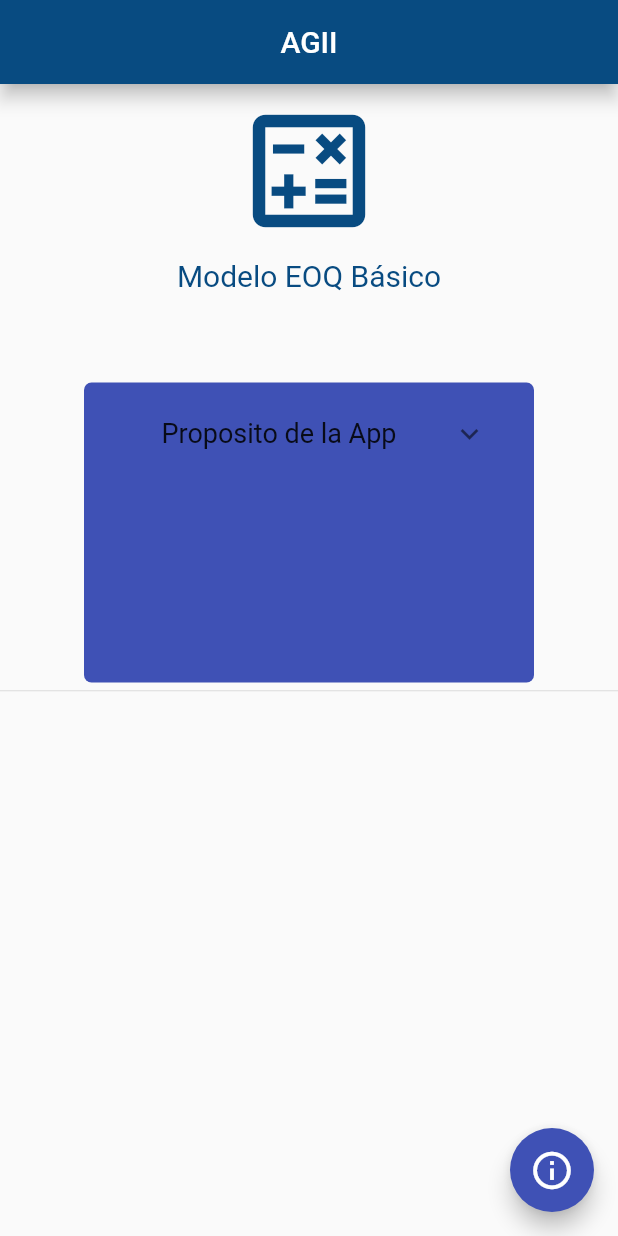
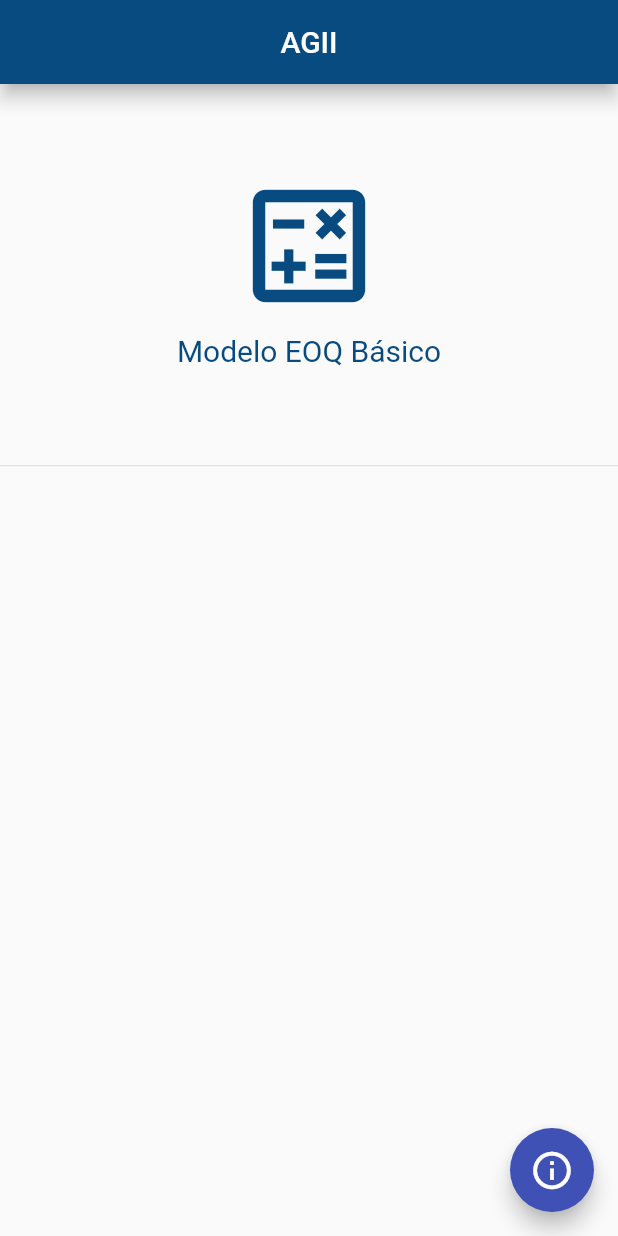
Before and after one commit to Develocrist/alphagii, a Flutter app: the screen it shows after launch, on a phone screen of 412 x 824 dp. Run offline on Flutter 3.47's test engine with Material 2 defaults, Android fonts, the phone set to English and light mode, and no system bars; our stand-ins replace syncfusion_flutter_charts.

Commit message:
funcionalidad relativamente decente

```diff
--- a/lib/screens/listview1_screen.dart
+++ b/lib/screens/listview1_screen.dart
@@ -1,5 +1,5 @@
 import 'package:agii_alpha/widgets/formula_alert.dart';
-import 'package:expandable/expandable.dart';
+
 import 'package:flutter/material.dart';
 
 import 'calculator1_screen.dart';
@@ -17,6 +17,9 @@ class Listview1Screen extends StatelessWidget {
           backgroundColor: const Color.fromRGBO(8, 75, 129, 10)),
       body: Column(
         children: [
+          const SizedBox(
+            height: 50,
+          ),
           IconButton(
             onPressed: () {
               Navigator.push(
@@ -50,35 +53,35 @@ class Listview1Screen extends StatelessWidget {
             height: 60,
           ),
           //container se adapta al list view, por eso ocupa la totalidad de la pantalla
-          SingleChildScrollView(
-            child: Container(
-              decoration: BoxDecoration(
-                  borderRadius: BorderRadius.circular(5), color: Colors.indigo),
-              padding:
-                  const EdgeInsets.only(top: 5, left: 15, right: 15, bottom: 5),
-              height: 200,
-              width: 300,
-              child: Column(
-                children: const <Widget>[
-                  ExpansionTile(
-                    title: Text(
-                      'Proposito de la App',
-                      textAlign: TextAlign.center,
-                      style: TextStyle(fontSize: 18),
-                    ),
-                    children: [
-                      Padding(
-                        padding: EdgeInsets.all(8.0),
-                        child: Text(
-                            'La aplicación que estan a punto de utilizar fue desarrollada para los estudiantes de ingenieria, con la finalidad de reforzar el tópico de modelos de inventario'),
-                      )
-                    ],
-                  ),
-                ],
-              ),
-            ),
-          ),
-          SizedBox(
+          // SingleChildScrollView(
+          //   child: Container(
+          //     decoration: BoxDecoration(
+          //         borderRadius: BorderRadius.circular(5), color: Colors.indigo),
+          //     padding:
+          //         const EdgeInsets.only(top: 5, left: 15, right: 15, bottom: 5),
+          //     height: 200,
+          //     width: 300,
+          //     child: Column(
+          //       children: const <Widget>[
+          //         ExpansionTile(
+          //           title: Text(
+          //             'Proposito de la App',
+          //             textAlign: TextAlign.center,
+          //             style: TextStyle(fontSize: 18),
+          //           ),
+          //           children: [
+          //             Padding(
+          //               padding: EdgeInsets.all(8.0),
+          //               child: Text(
+          //                   'La aplicación que estan a punto de utilizar fue desarrollada para los estudiantes de ingenieria, con la finalidad de reforzar el tópico de modelos de inventario'),
+          //             )
+          //           ],
+          //         ),
+          //       ],
+          //     ),
+          //   ),
+          // ),
+          const SizedBox(
             height: 5,
           ),
 
--- a/lib/widgets/formula_alert.dart
+++ b/lib/widgets/formula_alert.dart
@@ -353,7 +353,7 @@ class Alertas {
               size: 30,
             ),
             content: const Text(
-              "El modelo gráfico observado en la pantalla permite observar el comportamiento de la demanda, la cual según el modelo EOQ es constante",
+              "El modelo gráfico en pantalla permite observar el comportamiento de la demanda en base a la cantidad optima de pedido obtenida en lo calculado anteriormente. Ademas de incorporar gráficamente el inventario medio e incluir el tiempo transcurrido entre pedidos.",
               textAlign: TextAlign.center,
             ),
             shape:
```
Also changed, not shown: lib/screens/calculator1_screen.dart (+20 -0 lines).
